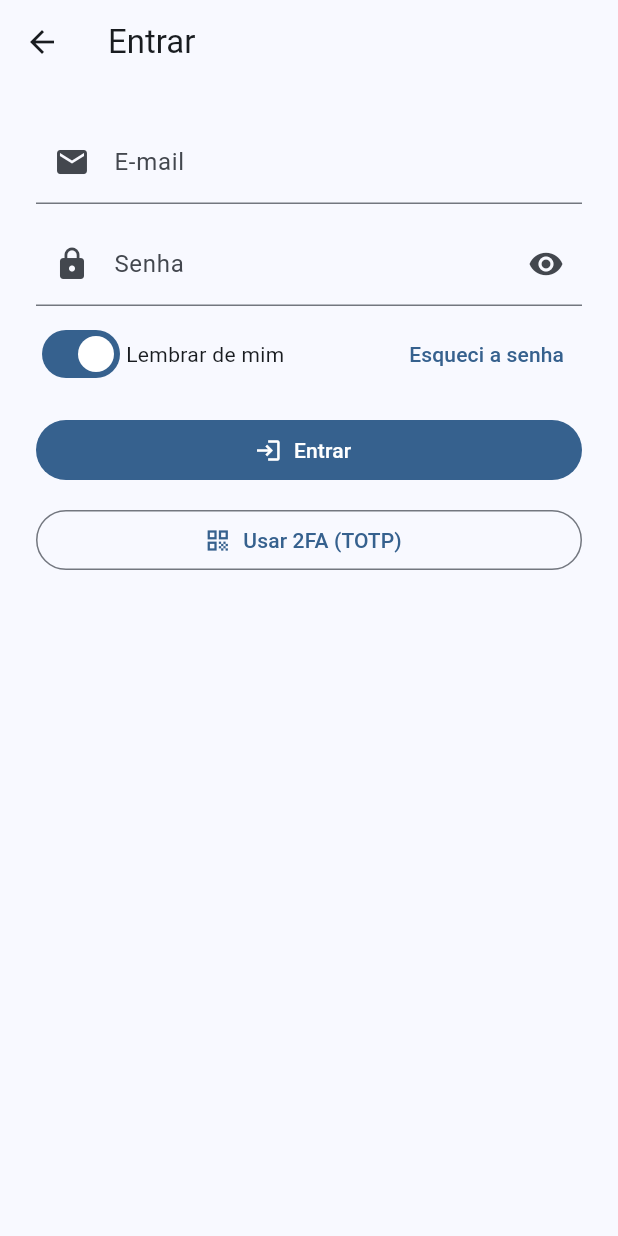
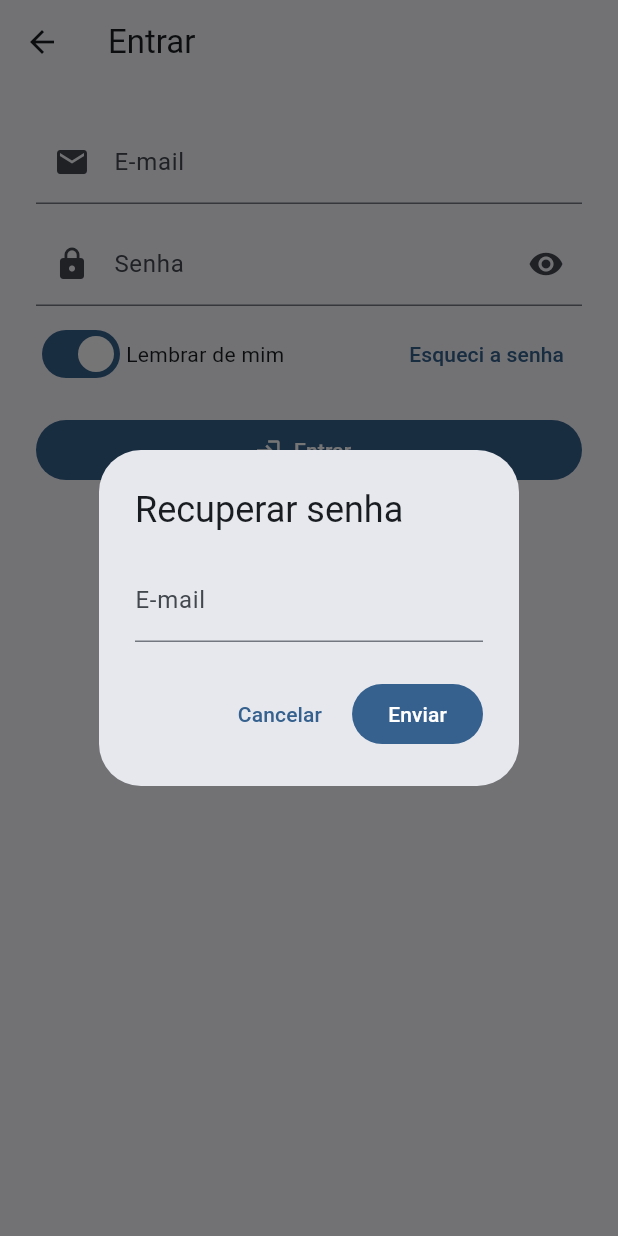
Before and after one commit to Accessa-IoT/accessa_mobile, a Flutter app: the LoginScreen screen opened by its route, after a tap on "Esqueci a senha", on a phone screen of 412 x 824 dp. Run offline on Flutter 3.47's test engine with Material 3 defaults, Android fonts, the phone set to English and light mode, and no system bars; our stand-ins replace shared_preferences; accounts and stored records are empty.

Commit message:
feat(auth): persiste sessão, evita back para login e implementa 'Esqueci a senha' (mock)

```diff
--- a/lib/screens/auth/login_screen.dart
+++ b/lib/screens/auth/login_screen.dart
@@ -1,4 +1,5 @@
 import 'package:flutter/material.dart';
+import 'package:accessa_mobile/services/auth_service.dart';
 
 class LoginScreen extends StatefulWidget {
   const LoginScreen({super.key});
@@ -13,6 +14,7 @@ class _LoginScreenState extends State<LoginScreen> {
   final _password = TextEditingController();
   bool _obscure = true;
   bool _remember = true;
+  bool _loading = false;
 
   @override
   void dispose() {
@@ -21,10 +23,42 @@ class _LoginScreenState extends State<LoginScreen> {
     super.dispose();
   }
 
-  void _submit() {
-    if (_formKey.currentState!.validate()) {
-      // TODO: chamar API de login, salvar token, etc.
+  Future<void> _submit() async {
+    if (!_formKey.currentState!.validate()) return;
+    setState(() => _loading = true);
+    try {
+      await AuthService.login(_email.text.trim(), _password.text, remember: _remember);
+      if (!mounted) return;
+      // replace: evita voltar p/ login
       Navigator.pushReplacementNamed(context, '/devices');
+    } catch (e) {
+      ScaffoldMessenger.of(context).showSnackBar(SnackBar(content: Text(e.toString())));
+    } finally {
+      if (mounted) setState(() => _loading = false);
+    }
+  }
+
+  Future<void> _forgot() async {
+    final ctrl = TextEditingController(text: _email.text.trim());
+    final ok = await showDialog<bool>(
+      context: context,
+      builder: (_) => AlertDialog(
+        title: const Text('Recuperar senha'),
+        content: TextField(
+          controller: ctrl,
+          decoration: const InputDecoration(labelText: 'E-mail'),
+          keyboardType: TextInputType.emailAddress,
+        ),
+        actions: [
+          TextButton(onPressed: () => Navigator.pop(context, false), child: const Text('Cancelar')),
+          FilledButton(onPressed: () => Navigator.pop(context, true), child: const Text('Enviar')),
+        ],
+      ),
+    );
+    if (ok == true) {
+      await AuthService.forgotPassword(ctrl.text);
+      if (!mounted) return;
+      ScaffoldMessenger.of(context).showSnackBar(const SnackBar(content: Text('Link de recuperação enviado (demo)')));
     }
   }
 
@@ -40,12 +74,8 @@ class _LoginScreenState extends State<LoginScreen> {
             TextFormField(
               controller: _email,
               keyboardType: TextInputType.emailAddress,
-              decoration: const InputDecoration(
-                labelText: 'E-mail',
-                prefixIcon: Icon(Icons.email),
-              ),
-              validator: (v) =>
-                  (v == null || v.isEmpty) ? 'Informe seu e-mail' : null,
+              decoration: const InputDecoration(labelText: 'E-mail', prefixIcon: Icon(Icons.email)),
+              validator: (v) => (v == null || v.isEmpty) ? 'Informe seu e-mail' : null,
             ),
             const SizedBox(height: 12),
             TextFormField(
@@ -59,37 +89,23 @@ class _LoginScreenState extends State<LoginScreen> {
                   onPressed: () => setState(() => _obscure = !_obscure),
                 ),
               ),
-              validator: (v) =>
-                  (v == null || v.length < 6) ? 'Senha inválida' : null,
+              validator: (v) => (v == null || v.length < 6) ? 'Senha inválida' : null,
             ),
             const SizedBox(height: 8),
             Row(
               children: [
-                Switch(
-                  value: _remember,
-                  onChanged: (v) => setState(() => _remember = v),
-                ),
+                Switch(value: _remember, onChanged: (v) => setState(() => _remember = v)),
                 const Text('Lembrar de mim'),
                 const Spacer(),
-                TextButton(
-                  onPressed: () {/* TODO: recuperar senha */},
-                  child: const Text('Esqueci a senha'),
-                ),
+                TextButton(onPressed: _forgot, child: const Text('Esqueci a senha')),
               ],
             ),
             const SizedBox(height: 16),
             FilledButton.icon(
-              icon: const Icon(Icons.login),
-              label: const Text('Entrar'),
-              onPressed: _submit,
-            ),
-            const SizedBox(height: 12),
-            OutlinedButton.icon(
-              icon: const Icon(Icons.qr_code),
-              label: const Text('Usar 2FA (TOTP)'),
-              onPressed: () {
-                // TODO: fluxo TOTP opcional
-              },
+              icon: _loading ? const SizedBox(width: 18, height: 18, child: CircularProgressIndicator(strokeWidth: 2))
+                             : const Icon(Icons.login),
+              label: Text(_loading ? 'Entrando...' : 'Entrar'),
+              onPressed: _loading ? null : _submit,
             ),
           ],
         ),
```
